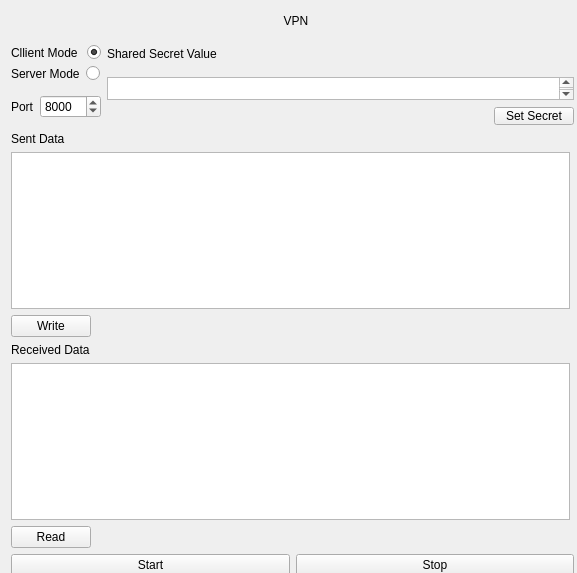
Above: VPN_UI.ui from wellincall/412-Assignment3 before the change. Below: the same form after it.
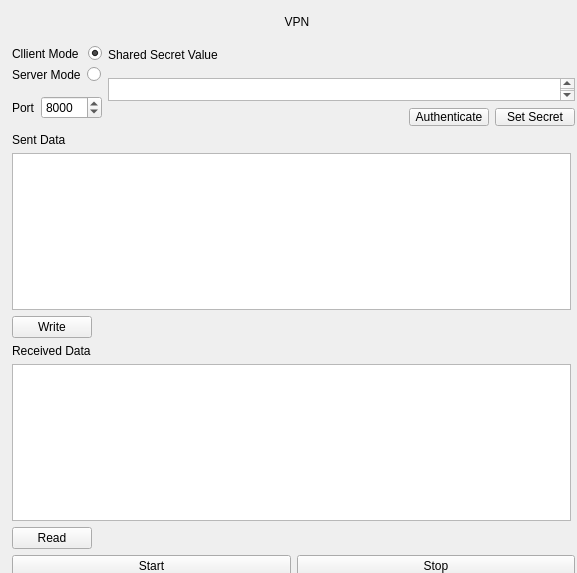
That is the form after the change.

Patch:
```diff
--- a/VPN_UI.ui
+++ b/VPN_UI.ui
@@ -16,8 +16,8 @@
   <widget class="QWidget" name="">
    <property name="geometry">
     <rect>
-     <x>11</x>
-     <y>11</y>
+     <x>12</x>
+     <y>12</y>
      <width>563</width>
      <height>565</height>
     </rect>
@@ -170,6 +170,19 @@
             </property>
            </spacer>
           </item>
+          <item>
+           <widget class="QPushButton" name="aut_btn">
+            <property name="maximumSize">
+             <size>
+              <width>16777215</width>
+              <height>18</height>
+             </size>
+            </property>
+            <property name="text">
+             <string>Authenticate</string>
+            </property>
+           </widget>
+          </item>
           <item>
            <widget class="QPushButton" name="secret_btn">
             <property name="maximumSize">
```
